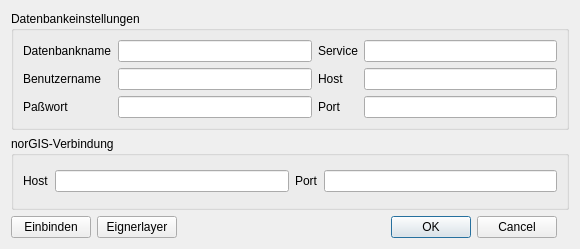
Old version of the form conf.ui in the repository norBIT/alkisplugin.
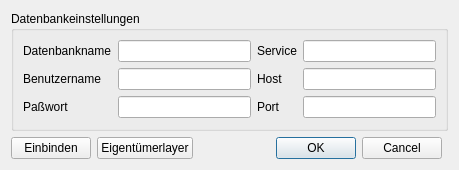
New version of the form.

Commit message: * norGIS-spezifischer Tools verbergen, wenn keine Verbindung in EDBSgen konfiguriert ist. * norGIS-Einstellungen entfernen * Einige Umlauffehler korrigiert

Diff of the .ui file:
```diff
--- a/conf.ui
+++ b/conf.ui
@@ -6,15 +6,15 @@
    <rect>
     <x>0</x>
     <y>0</y>
-    <width>580</width>
-    <height>249</height>
+    <width>459</width>
+    <height>170</height>
    </rect>
   </property>
   <property name="windowTitle">
    <string>ALKIS-Import</string>
   </property>
   <layout class="QGridLayout" name="gridLayout">
-   <item row="0" column="0" colspan="6">
+   <item row="0" column="0" colspan="5">
     <widget class="QGroupBox" name="groupBox">
      <property name="title">
       <string>Datenbankeinstellungen</string>
@@ -123,67 +123,21 @@
      </layout>
     </widget>
    </item>
-   <item row="4" column="3">
+   <item row="3" column="3">
     <widget class="QDialogButtonBox" name="bb">
      <property name="standardButtons">
       <set>QDialogButtonBox::Cancel|QDialogButtonBox::Ok</set>
      </property>
     </widget>
    </item>
-   <item row="1" column="0" colspan="6">
-    <widget class="QGroupBox" name="groupBox_2">
-     <property name="title">
-      <string>norGIS-Verbindung</string>
-     </property>
-     <layout class="QGridLayout" name="gridLayout_3">
-      <item row="0" column="2">
-       <widget class="QLineEdit" name="leAPPHOST">
-        <property name="text">
-         <string/>
-        </property>
-       </widget>
-      </item>
-      <item row="0" column="4">
-       <widget class="QLineEdit" name="leAPPPORT">
-        <property name="inputMask">
-         <string>99999; </string>
-        </property>
-        <property name="text">
-         <string/>
-        </property>
-       </widget>
-      </item>
-      <item row="0" column="1">
-       <widget class="QLabel" name="label_9">
-        <property name="text">
-         <string>Host</string>
-        </property>
-        <property name="buddy">
-         <cstring>leDBNAME</cstring>
-        </property>
-       </widget>
-      </item>
-      <item row="0" column="3">
-       <widget class="QLabel" name="label_10">
-        <property name="text">
-         <string>Port</string>
-        </property>
-        <property name="buddy">
-         <cstring>leDBNAME</cstring>
-        </property>
-       </widget>
-      </item>
-     </layout>
-    </widget>
-   </item>
-   <item row="4" column="0">
+   <item row="3" column="0">
     <widget class="QPushButton" name="pbEinbinden">
      <property name="text">
       <string>Einbinden</string>
      </property>
     </widget>
    </item>
-   <item row="4" column="2">
+   <item row="3" column="2">
     <spacer name="horizontalSpacer">
      <property name="orientation">
       <enum>Qt::Horizontal</enum>
@@ -196,10 +150,10 @@
      </property>
     </spacer>
    </item>
-   <item row="4" column="1">
+   <item row="3" column="1">
     <widget class="QPushButton" name="pbEignerLayer">
      <property name="text">
-      <string>Eignerlayer</string>
+      <string>Eigentümerlayer</string>
      </property>
     </widget>
    </item>
```
Left out of the diff: 2 changed lines with no effect on the pictures. The commit also changes 1 other file.
